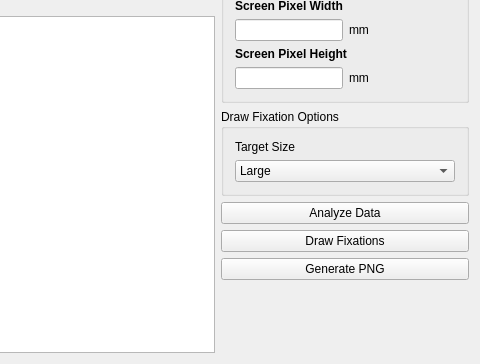
ViewMind/VMAPP, file EyeDataAnalyzer/src/eyedataanalyzer.ui: the form before one commit; both pictures show x 606 to 1086 and y 379 to 743 of the 1086 by 743 pixel window.
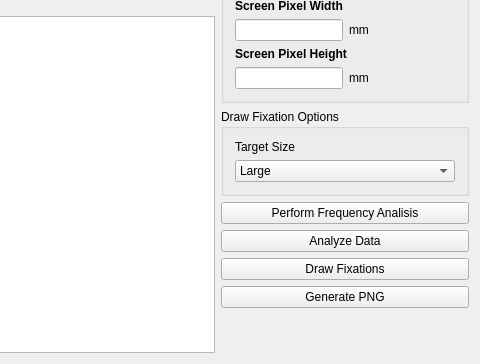
The form after the commit.

Patch:
```diff
--- a/EyeDataAnalyzer/src/eyedataanalyzer.ui
+++ b/EyeDataAnalyzer/src/eyedataanalyzer.ui
@@ -242,7 +242,7 @@
      </layout>
     </item>
     <item>
-     <layout class="QVBoxLayout" name="verticalLayout_23">
+     <layout class="QVBoxLayout" name="verticalLayout_25">
       <item>
        <widget class="QGroupBox" name="groupBox_4">
         <property name="maximumSize">
@@ -601,6 +601,8 @@
        </widget>
       </item>
       <item>
+       <layout class="QVBoxLayout" name="verticalLayout_23">
+        <item>
        <widget class="QGroupBox" name="groupBox_2">
         <property name="title">
          <string>Draw Fixation Options</string>
@@ -630,6 +632,13 @@
         </layout>
        </widget>
       </item>
+        <item>
+         <widget class="QPushButton" name="pbFreqAnalysis">
+          <property name="text">
+           <string>Perform Frequency Analisis</string>
+          </property>
+         </widget>
+        </item>
       <item>
        <widget class="QPushButton" name="pbAnalyzeData">
         <property name="text">
@@ -663,6 +672,8 @@
          </size>
         </property>
        </spacer>
+        </item>
+       </layout>
       </item>
      </layout>
     </item>
```
Left out of the diff: 2 changed lines with no effect on the pictures. Lines whose indentation alone changed are shown as unchanged.
